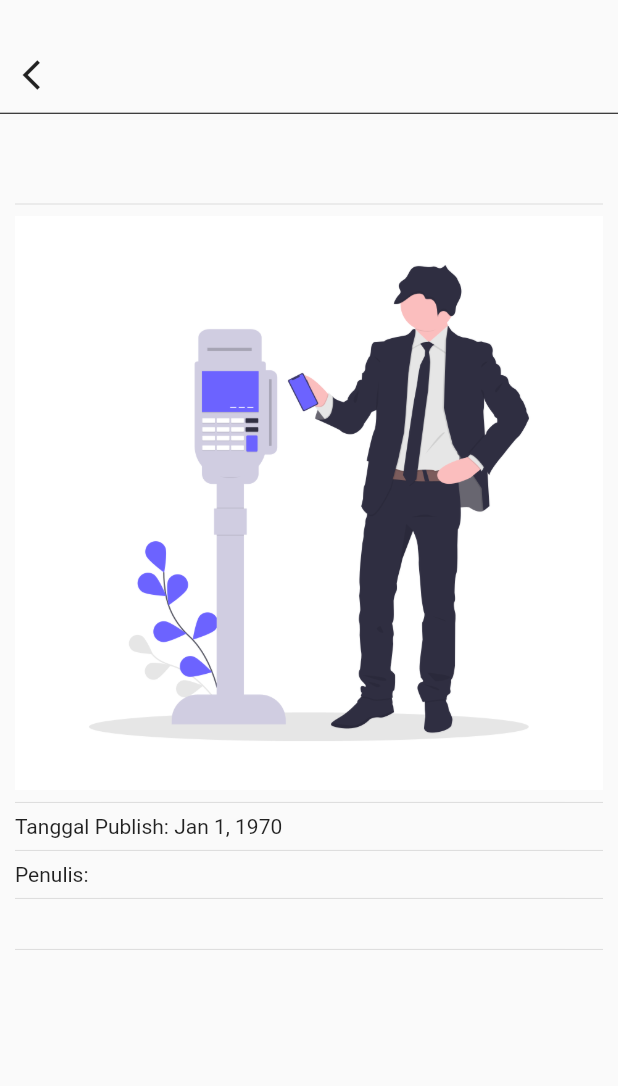
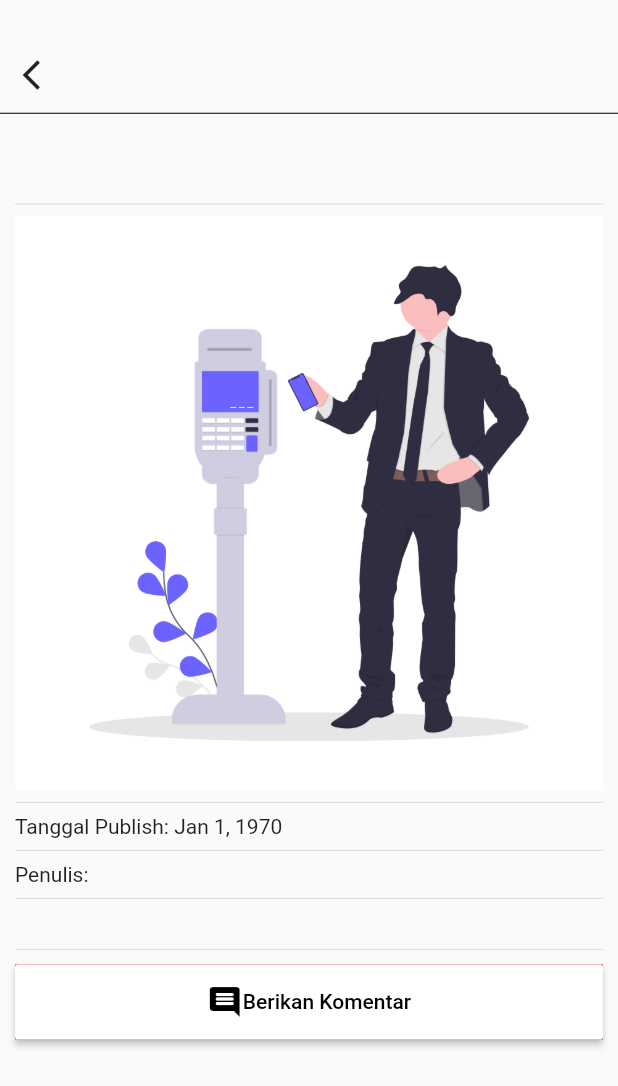
Before and after one commit to Trisnayudha/Breaking_News_Mobile, a Flutter app: the ViewPage screen opened directly with empty values, on a phone screen of 412 x 824 dp. Shown: the top 1086 px of the screen. Run offline on Flutter 3.47's test engine with Material 2 defaults, Android fonts, the phone set to English and light mode, and no system bars; our stand-ins replace cloud_firestore, curved_navigation_bar, firebase_auth, firebase_core, firebase_storage, flutter_spinkit and 2 more; accounts and stored records are empty.

Commit message:
nambahin desain komentar

```diff
--- a/lib/views/view_page.dart
+++ b/lib/views/view_page.dart
@@ -2,6 +2,7 @@ import 'package:flutter/material.dart';
 import 'package:google_fonts/google_fonts.dart';
 import 'package:project_uas/models/item.dart';
 import 'package:intl/intl.dart';
+import 'package:project_uas/views/view_komentar.dart';
 
 class ViewPage extends StatefulWidget {
   final Item item;
@@ -127,6 +128,37 @@ class _ViewPageState extends State<ViewPage> {
                   Divider(
                     height: 20,
                   ),
+                  Container(
+                    color: Colors.red,
+                    width: 180,
+                    height: 50,
+                    child: SizedBox(
+                      width: 0,
+                      child: RaisedButton(
+                        child: Center(
+                          child: Row(
+                            mainAxisAlignment: MainAxisAlignment.center,
+                            children: [
+                              Center(child: Icon(Icons.comment_rounded)),
+                              Center(child: Text("Berikan Komentar")),
+                            ],
+                          ),
+                        ),
+                        onPressed: () {
+                          Navigator.push(
+                            context,
+                            MaterialPageRoute(
+                              builder: (context) => Komentar(
+                                  //
+                                  ),
+                            ),
+                          );
+                        },
+                        color: Colors.white,
+                        textColor: Colors.black,
+                      ),
+                    ),
+                  ),
                 ],
               ),
             ),
```
Also changed, not shown: lib/models/item.dart (+14 -0 lines), lib/views/view_komentar.dart (added, +155 -0 lines).
